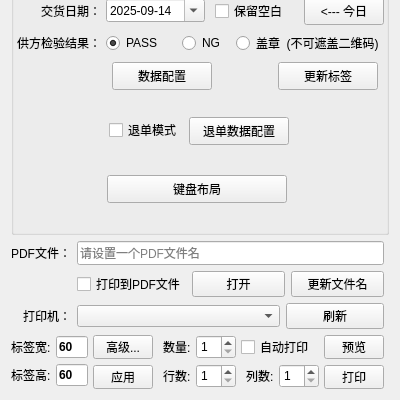
Old version of the form FramePrintControl.ui in the repository wlffeng2008/AkkoLabelPrinter; both pictures show x 0 to 400 and y 380 to 780 of the 400 by 780 pixel window.
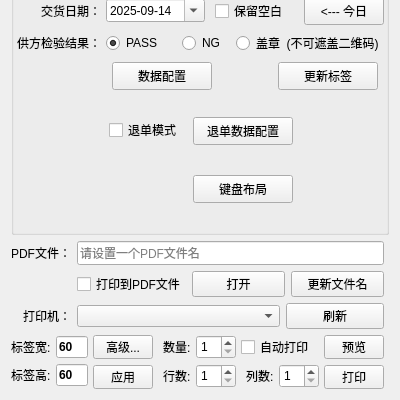
New version of the form.

```diff
--- a/FramePrintControl.ui
+++ b/FramePrintControl.ui
@@ -1174,7 +1174,7 @@
        <widget class="QPushButton" name="pushButtonReject">
         <property name="geometry">
          <rect>
-          <x>176</x>
+          <x>180</x>
           <y>468</y>
           <width>100</width>
           <height>28</height>
@@ -1196,9 +1196,9 @@
        <widget class="QPushButton" name="pushButtonKeyboard">
         <property name="geometry">
          <rect>
-          <x>94</x>
+          <x>180</x>
           <y>526</y>
-          <width>180</width>
+          <width>100</width>
           <height>28</height>
          </rect>
         </property>
```
